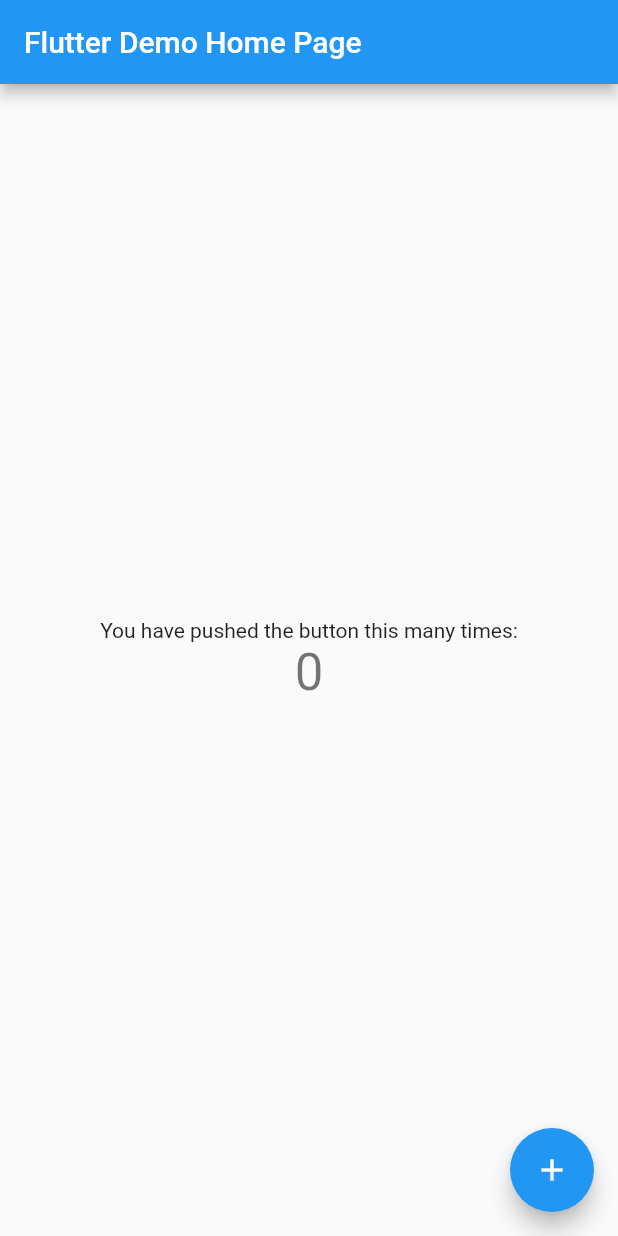
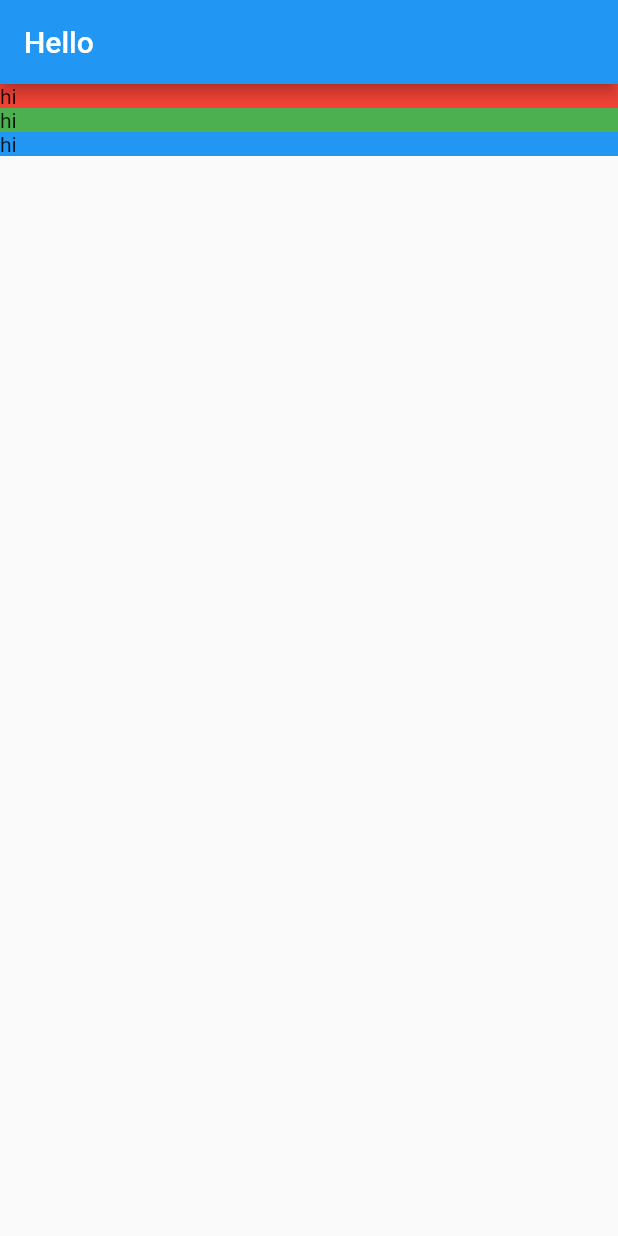
Before and after one commit to SheikhAman/Flutter-Crash-Course, a Flutter app: the screen it shows after launch, on a phone screen of 412 x 824 dp. Run offline on Flutter 3.47's test engine with Material 2 defaults, Android fonts, the phone set to English and light mode, and no system bars.

Commit message:
Column, mainAxisAlignment, crossAxisAlignment,container

```diff
--- /dev/null
+++ b/myapp/lib/location_detail/location_detail.dart
@@ -0,0 +1,38 @@
+import 'package:flutter/material.dart';
+
+class LocationDetail extends StatelessWidget {
+  const LocationDetail({Key? key}) : super(key: key);
+
+  @override
+  Widget build(BuildContext context) {
+    return Scaffold(
+      appBar: AppBar(
+        title: Text('Hello'),
+      ),
+      body: Column(
+        mainAxisAlignment: MainAxisAlignment.start,
+        crossAxisAlignment: CrossAxisAlignment.stretch,
+        children: [
+          Container(
+            decoration: BoxDecoration(
+              color: Colors.red,
+            ),
+            child: Text('hi'),
+          ),
+          Container(
+            decoration: BoxDecoration(
+              color: Colors.green,
+            ),
+            child: Text('hi'),
+          ),
+          Container(
+            decoration: BoxDecoration(
+              color: Colors.blue,
+            ),
+            child: Text('hi'),
+          ),
+        ],
+      ),
+    );
+  }
+}
--- a/myapp/lib/main.dart
+++ b/myapp/lib/main.dart
@@ -1,4 +1,5 @@
 import 'package:flutter/material.dart';
+import 'package:myapp/location_detail/location_detail.dart';
 
 void main() {
   runApp(const MyApp());
@@ -7,109 +8,10 @@ void main() {
 class MyApp extends StatelessWidget {
   const MyApp({Key? key}) : super(key: key);
 
-  // This widget is the root of your application.
   @override
   Widget build(BuildContext context) {
     return MaterialApp(
-      title: 'Flutter Demo',
-      theme: ThemeData(
-        // This is the theme of your application.
-        //
-        // Try running your application with "flutter run". You'll see the
-        // application has a blue toolbar. Then, without quitting the app, try
-        // changing the primarySwatch below to Colors.green and then invoke
-        // "hot reload" (press "r" in the console where you ran "flutter run",
-        // or simply save your changes to "hot reload" in a Flutter IDE).
-        // Notice that the counter didn't reset back to zero; the application
-        // is not restarted.
-        primarySwatch: Colors.blue,
-      ),
-      home: const MyHomePage(title: 'Flutter Demo Home Page'),
+      home: LocationDetail(),
     );
   }
 }
-
-class MyHomePage extends StatefulWidget {
-  const MyHomePage({Key? key, required this.title}) : super(key: key);
-
-  // This widget is the home page of your application. It is stateful, meaning
-  // that it has a State object (defined below) that contains fields that affect
-  // how it looks.
-
-  // This class is the configuration for the state. It holds the values (in this
-  // case the title) provided by the parent (in this case the App widget) and
-  // used by the build method of the State. Fields in a Widget subclass are
-  // always marked "final".
-
-  final String title;
-
-  @override
-  State<MyHomePage> createState() => _MyHomePageState();
-}
-
-class _MyHomePageState extends State<MyHomePage> {
-  int _counter = 0;
-
-  void _incrementCounter() {
-    setState(() {
-      // This call to setState tells the Flutter framework that something has
-      // changed in this State, which causes it to rerun the build method below
-      // so that the display can reflect the updated values. If we changed
-      // _counter without calling setState(), then the build method would not be
-      // called again, and so nothing would appear to happen.
-      _counter++;
-    });
-  }
-
-  @override
-  Widget build(BuildContext context) {
-    // This method is rerun every time setState is called, for instance as done
-    // by the _incrementCounter method above.
-    //
-    // The Flutter framework has been optimized to make rerunning build methods
-    // fast, so that you can just rebuild anything that needs updating rather
-    // than having to individually change instances of widgets.
-    return Scaffold(
-      appBar: AppBar(
-        // Here we take the value from the MyHomePage object that was created by
-        // the App.build method, and use it to set our appbar title.
-        title: Text(widget.title),
-      ),
-      body: Center(
-        // Center is a layout widget. It takes a single child and positions it
-        // in the middle of the parent.
-        child: Column(
-          // Column is also a layout widget. It takes a list of children and
-          // arranges them vertically. By default, it sizes itself to fit its
-          // children horizontally, and tries to be as tall as its parent.
-          //
-          // Invoke "debug painting" (press "p" in the console, choose the
-          // "Toggle Debug Paint" action from the Flutter Inspector in Android
-          // Studio, or the "Toggle Debug Paint" command in Visual Studio Code)
-          // to see the wireframe for each widget.
-          //
-          // Column has various properties to control how it sizes itself and
-          // how it positions its children. Here we use mainAxisAlignment to
-          // center the children vertically; the main axis here is the vertical
-          // axis because Columns are vertical (the cross axis would be
-          // horizontal).
-          mainAxisAlignment: MainAxisAlignment.center,
-          children: <Widget>[
-            const Text(
-              'You have pushed the button this many times:',
-            ),
-            Text(
-              '$_counter',
-              style: Theme.of(context).textTheme.headline4,
-            ),
-          ],
-        ),
-      ),
-      floatingActionButton: FloatingActionButton(
-        onPressed: _incrementCounter,
-        tooltip: 'Increment',
-        child: const Icon(Icons.add),
-      ), // This trailing comma makes auto-formatting nicer for build methods.
-    );
-  }
-}
```
